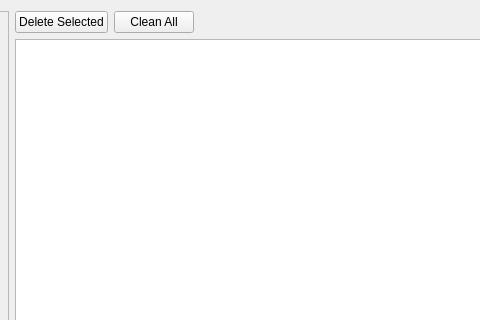
The window that src/historywindow.ui (klesh/fu) describes before a commit, drawn with Qt 5; both pictures show x 222 to 702 and y 0 to 320 of the 1280 by 800 pixel window.
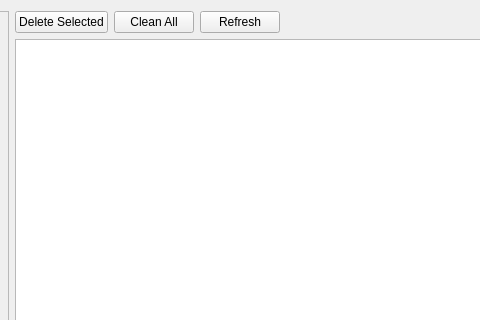
The same window after the commit. Icons and pictures are not drawn. Custom widgets are drawn as their Qt base class.

The edit to the form file:
```diff
--- a/src/historywindow.ui
+++ b/src/historywindow.ui
@@ -271,6 +271,17 @@
           </property>
          </widget>
         </item>
+        <item>
+         <widget class="QPushButton" name="btnReload">
+          <property name="text">
+           <string>Refresh</string>
+          </property>
+          <property name="icon">
+           <iconset resource="../fu.qrc">
+            <normaloff>:/icons/refresh-ccw.svg</normaloff>:/icons/refresh-ccw.svg</iconset>
+          </property>
+         </widget>
+        </item>
         <item>
          <spacer name="horizontalSpacer">
           <property name="orientation">
```
Left out of the diff: 3 changed lines with no effect on the pictures.
